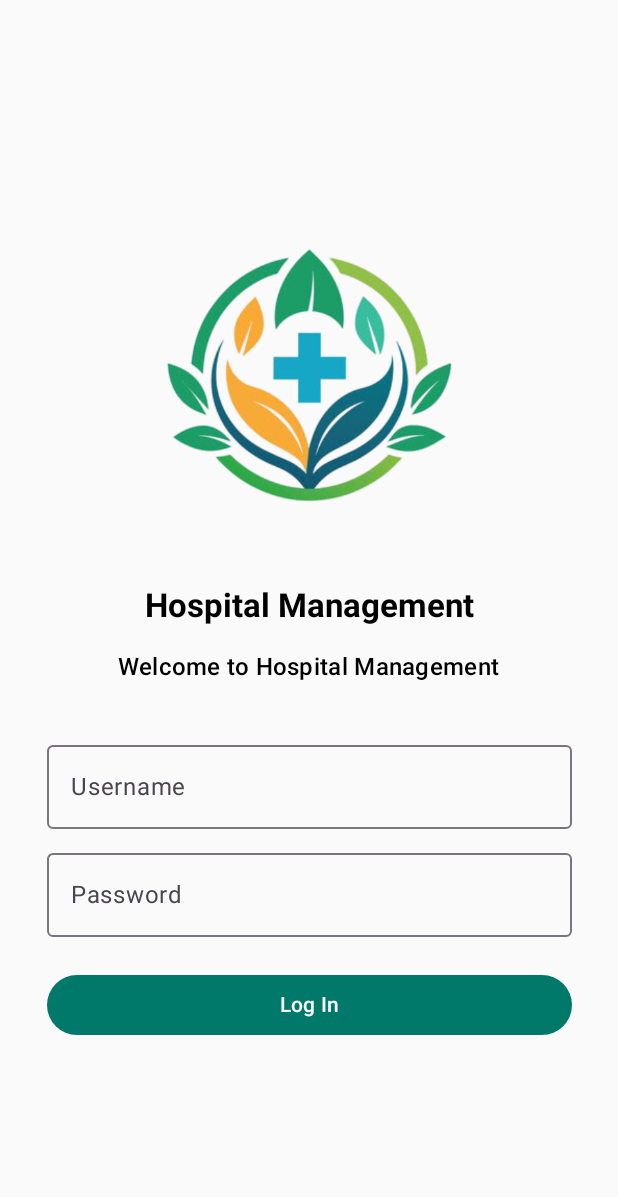
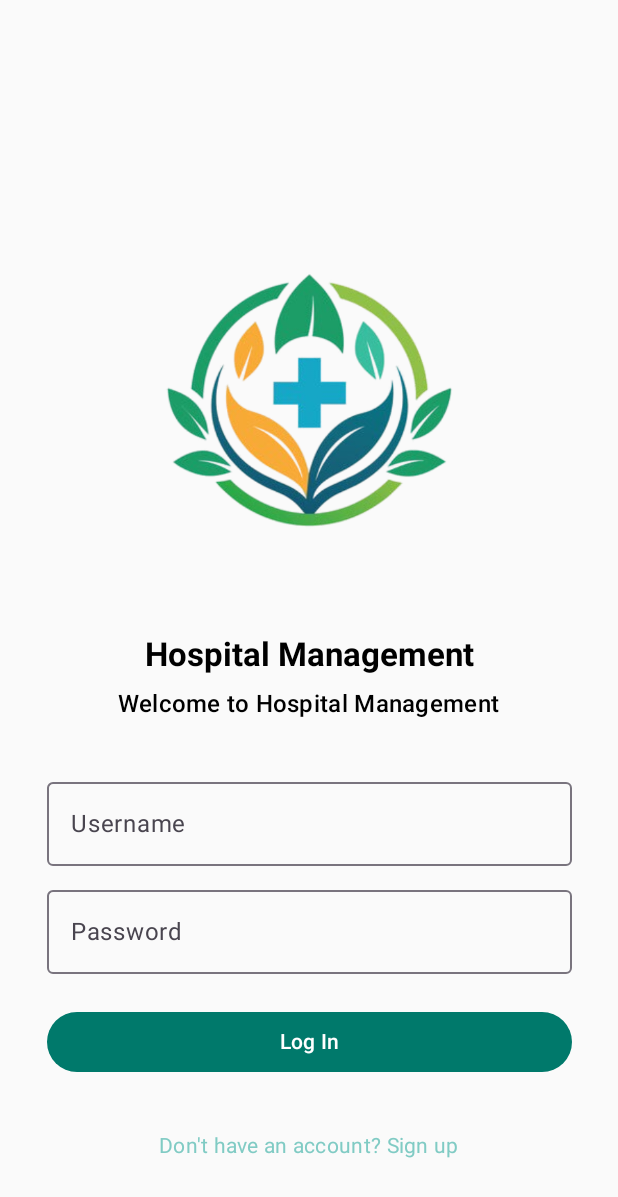
Before and after one commit to poksyy/hospital-project-frontend, an Android app built with Jetpack Compose: the screen it shows after launch (MainActivity), on a phone screen of 412 x 824 dp. Shown: the top 1197 px of the screen. Run offline under Robolectric (Android 15) with nearby library versions, the phone set to English and light mode, and no system bars.

Commit message:
FEAT(Register): Implement visual interface and improve styles.

```diff
--- a/app/src/main/java/com/example/hospital/ui/auth/LoginScreen.kt
+++ b/app/src/main/java/com/example/hospital/ui/auth/LoginScreen.kt
@@ -2,16 +2,19 @@ package com.example.hospital.ui.auth
 
 import androidx.compose.foundation.Image
 import androidx.compose.foundation.layout.*
-import androidx.compose.material.icons.Icons
-import androidx.compose.material.icons.automirrored.filled.ArrowBack
 import androidx.compose.material3.Button
+import androidx.compose.material3.ButtonDefaults
 import androidx.compose.material3.OutlinedTextField
 import androidx.compose.material3.Text
-import androidx.compose.material3.IconButton
-import androidx.compose.material.icons.filled.ArrowBack
-import androidx.compose.material3.Icon
 import androidx.compose.material3.MaterialTheme
-import androidx.compose.runtime.*
+import androidx.compose.material3.TextButton
+import androidx.compose.runtime.Composable
+import androidx.compose.runtime.LaunchedEffect
+import androidx.compose.runtime.collectAsState
+import androidx.compose.runtime.getValue
+import androidx.compose.runtime.mutableStateOf
+import androidx.compose.runtime.remember
+import androidx.compose.runtime.setValue
 import androidx.compose.ui.Alignment
 import androidx.compose.ui.Modifier
 import androidx.compose.ui.graphics.Color
@@ -25,53 +28,66 @@ fun LoginScreen(
     loginViewModel: LoginViewModel,
     onLoginResult: (Boolean) -> Unit
 ) {
-    // Observe the loginResult flow from the ViewModel
+    // Variables to hold username and password inputs
+    var username by remember { mutableStateOf(loginViewModel.username) }
+    var password by remember { mutableStateOf(loginViewModel.password) }
+    var navigateToRegister by remember { mutableStateOf(false) }
+
+    // Navigate to RegisterScreen if 'Sign Up' is clicked
+    if (navigateToRegister) {
+        // Navigate to RegisterScreen
+        RegisterScreen(onBackPressed = { navigateToRegister = false })
+    } else {
+        // Observe login result state
         val loginResult by loginViewModel.loginResult.collectAsState()
 
-    // Connect the text fields to the ViewModel properties
-    var username by remember { mutableStateOf(loginViewModel.username) }
-    var password by remember { mutableStateOf(loginViewModel.password) }
-
-    // Update the UI based on the loginResult
         LaunchedEffect(loginResult) {
+            // Handle login result
             when (loginResult) {
                 is LoginResult.Success -> onLoginResult(true)
                 is LoginResult.Failure -> onLoginResult(false)
+                is LoginResult.None -> { /* Do nothing */ }
             }
         }
 
+        // Layout container for the login screen
         Column(
             modifier = Modifier
                 .fillMaxSize()
                 .padding(16.dp),
-        verticalArrangement = Arrangement.Center,
+            verticalArrangement = Arrangement.Top,
             horizontalAlignment = Alignment.CenterHorizontally
         ) {
-        // Logo in the center with title below
+            Spacer(modifier = Modifier.height(125.dp))
+
+            // Logo at the top of the screen
             Image(
                 painter = painterResource(id = R.drawable.hospital_logo),
                 contentDescription = "Hospital Logo",
                 modifier = Modifier.size(250.dp)
             )
 
-        Spacer(modifier = Modifier.height(16.dp))
+            // Add spacing between logo and title
+            Spacer(modifier = Modifier.height(32.dp))
 
+            // Main title of the app
             Text(
                 text = "Hospital Management",
                 style = MaterialTheme.typography.titleLarge,
                 fontWeight = FontWeight.Bold
             )
 
-        Spacer(modifier = Modifier.height(16.dp))
+            // Add small space between the title and the description
+            Spacer(modifier = Modifier.height(8.dp))
 
+            // Description or welcoming message
             Text(
                 text = "Welcome to Hospital Management",
                 style = MaterialTheme.typography.titleMedium,
                 modifier = Modifier.padding(bottom = 32.dp)
             )
 
-
-        // User field
+            // Username input field
             OutlinedTextField(
                 value = username,
                 onValueChange = { username = it },
@@ -80,13 +96,12 @@ fun LoginScreen(
             )
             Spacer(modifier = Modifier.height(8.dp))
 
-        // Password field
+            // Password input field
             OutlinedTextField(
                 value = password,
                 onValueChange = { password = it },
                 label = { Text("Password") },
                 modifier = Modifier.width(350.dp)
-
             )
             Spacer(modifier = Modifier.height(16.dp))
 
@@ -100,13 +115,25 @@ fun LoginScreen(
                 modifier = Modifier
                     .width(350.dp)
                     .padding(vertical = 5.dp),
-            colors = androidx.compose.material3.ButtonDefaults.buttonColors(
+                colors = ButtonDefaults.buttonColors(
                     containerColor = MaterialTheme.colorScheme.primary,
                     contentColor = Color.White
                 )
-
             ) {
                 Text("Log In")
             }
+
+            // Add space before the text button
+            Spacer(modifier = Modifier.height(16.dp))
+
+            // TextButton that navigates to the Register screen
+            TextButton(onClick = { navigateToRegister = true }) {
+                Text(
+                    text = "Don't have an account? Sign up",
+                    style = MaterialTheme.typography.bodyMedium,
+                    color = MaterialTheme.colorScheme.secondary
+                )
             }
         }
+    }
+}
--- a/app/src/main/java/com/example/hospital/ui/auth/LoginViewModel.kt
+++ b/app/src/main/java/com/example/hospital/ui/auth/LoginViewModel.kt
@@ -7,10 +7,11 @@ import kotlinx.coroutines.flow.StateFlow
 sealed class LoginResult {
     object Success : LoginResult()
     object Failure : LoginResult()
+    object None : LoginResult()
 }
 
 class LoginViewModel : ViewModel() {
-    private val _loginResult = MutableStateFlow<LoginResult>(LoginResult.Failure)
+    private val _loginResult = MutableStateFlow<LoginResult>(LoginResult.None)
     val loginResult: StateFlow<LoginResult> = _loginResult
 
     private var _username: String = ""
@@ -28,7 +29,6 @@ class LoginViewModel : ViewModel() {
         }
 
     fun login() {
-        // Hardcoded correct credentials
         val correctUsername = "admin"
         val correctPassword = "123"
 
```
Also changed, not shown: app/src/main/java/com/example/hospital/ui/auth/RegistrerScreen.kt (added, +123 -0 lines), app/src/main/java/com/example/hospital/ui/home/HomeScreen.kt (+7 -3 lines). Lines whose indentation alone changed are shown as unchanged.
